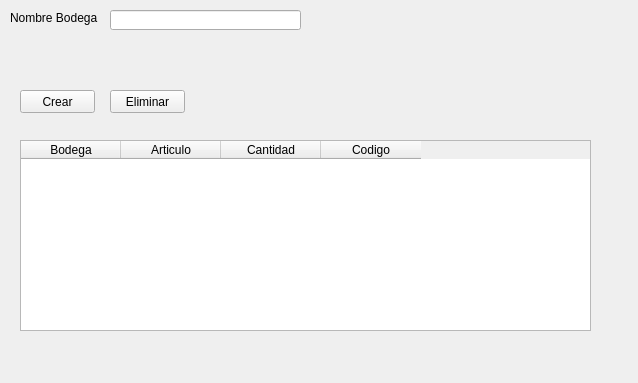
Old version of the form Proyecto P2/UI/bodegas.ui in the repository piedrachin/proyecto.
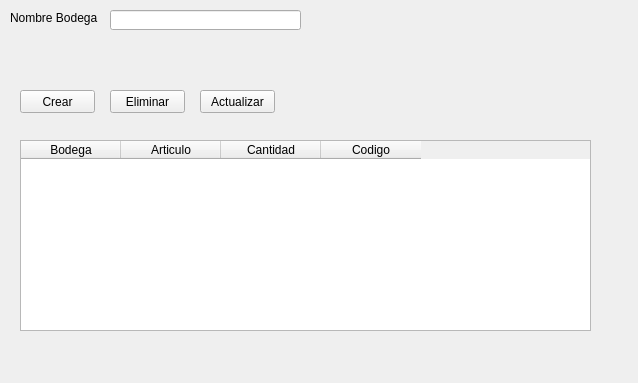
New version of the form.

What changed in the file:
```diff
--- a/Proyecto P2/UI/bodegas.ui
+++ b/Proyecto P2/UI/bodegas.ui
@@ -92,6 +92,19 @@
     <string>Eliminar</string>
    </property>
   </widget>
+  <widget class="QPushButton" name="btn_actualizar">
+   <property name="geometry">
+    <rect>
+     <x>200</x>
+     <y>90</y>
+     <width>75</width>
+     <height>23</height>
+    </rect>
+   </property>
+   <property name="text">
+    <string>Actualizar</string>
+   </property>
+  </widget>
  </widget>
  <resources/>
  <connections/>
```
